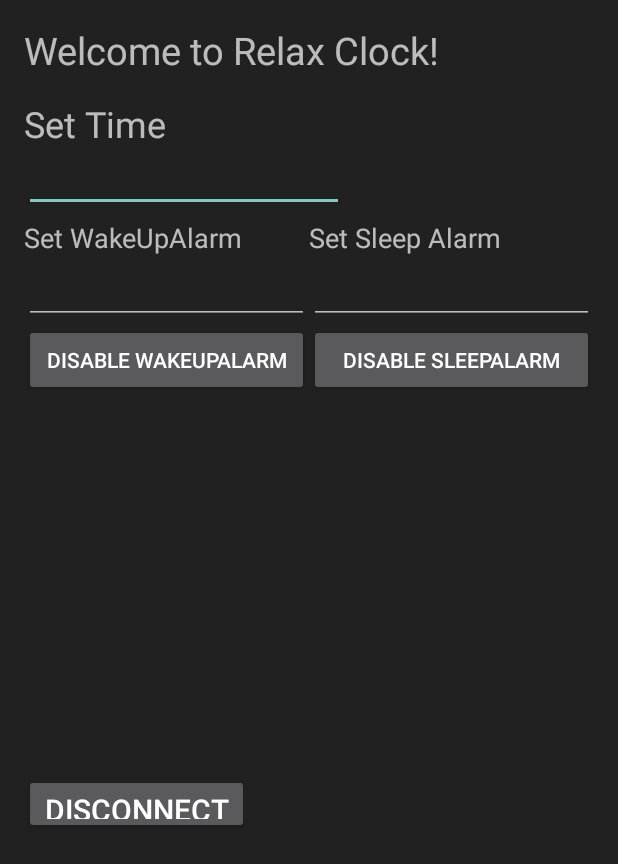
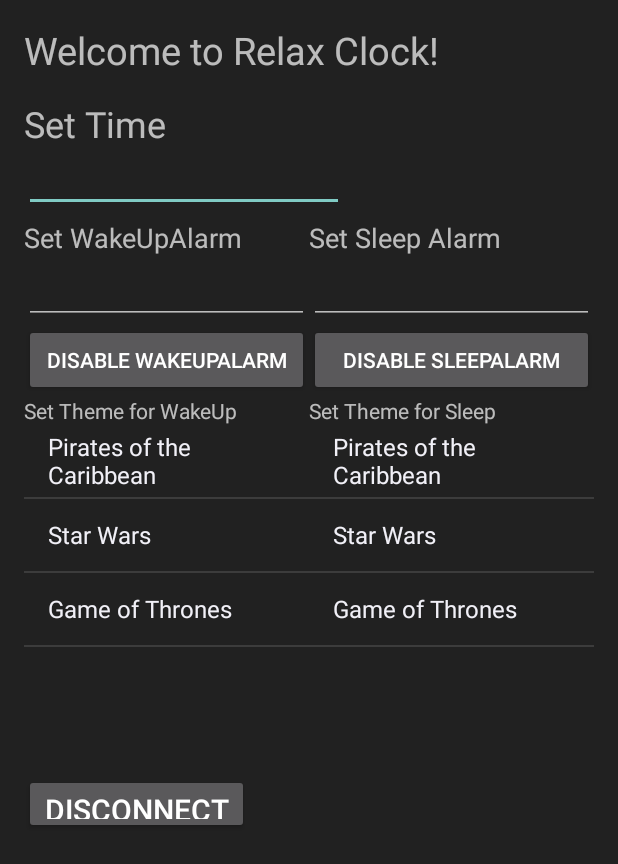
Before and after one commit to gbaranov99/RelaxClockProject, an Android app: the ledControl screen opened directly, with no data from a screen before it, on a phone screen of 412 x 824 dp. Shown: the top 864 px of the screen. Run offline under Robolectric (Android 15) with nearby library versions, the phone set to English and light mode, and no system bars; 4 statements that could not run were skipped.

Commit message:
work pls

```diff
--- a/RelaxClockAndroid/LED-master/app/src/main/java/com/led_on_off/led/ledControl.java
+++ b/RelaxClockAndroid/LED-master/app/src/main/java/com/led_on_off/led/ledControl.java
@@ -13,9 +13,12 @@
 import android.content.Intent;
 import android.view.View;
 import android.view.inputmethod.EditorInfo;
+import android.widget.AdapterView;
+import android.widget.ArrayAdapter;
 import android.widget.Button;
 import android.widget.EditText;
 import android.widget.ImageButton;
+import android.widget.ListView;
 import android.widget.TextView;
 import android.widget.Toast;
 import android.app.ProgressDialog;
@@ -24,6 +27,7 @@
 import android.os.AsyncTask;
 
 import java.io.IOException;
+import java.util.List;
 import java.util.UUID;
 
 
@@ -33,6 +37,10 @@
     Button disableWake, disableSleep, Discnt;
     EditText setTime, setWake,setSleep;
     String address = null;
+    ListView wakeList, sleepList;
+    public ArrayAdapter arrayAdapter1;
+    public ArrayAdapter arrayAdapter2;
+
     private ProgressDialog progress;
     BluetoothAdapter myBluetooth = null;
     BluetoothSocket btSocket = null;
@@ -40,7 +48,11 @@
     //SPP UUID. Look for it
     static final UUID myUUID = UUID.fromString("00001101-0000-1000-8000-00805F9B34FB");
     final int MY_REQUEST_CODE = 42;
-
+    String[] themes = {
+            "Pirates of the Caribbean",
+            "Star Wars",
+            "Game of Thrones"
+    };
     // Create the Handler object (on the main thread by default)
     Handler handler = new Handler();
     // Define the code block to be executed
@@ -109,7 +121,12 @@
 
         handler.post(runnableCode);
         //call the widgets
-
+        wakeList = (ListView)findViewById(R.id.wakeList);
+        sleepList = (ListView)findViewById(R.id.sleepList);
+        arrayAdapter1 = new ArrayAdapter(getApplicationContext(),android.R.layout.simple_list_item_1,themes);
+        arrayAdapter2 = new ArrayAdapter(getApplicationContext(),android.R.layout.simple_list_item_1,themes);
+        wakeList.setAdapter(arrayAdapter1);
+        sleepList.setAdapter(arrayAdapter2);
         Discnt = (Button)findViewById(R.id.dis_btn);
         setTime = (EditText)findViewById(R.id.setTime);
         setWake = (EditText)findViewById(R.id.setWakeAlarm);
@@ -159,6 +176,39 @@
             }
         });
 
+        sleepList.setOnItemClickListener(new AdapterView.OnItemClickListener() {
+            @Override
+            public void onItemClick(AdapterView<?> adapterView, View view, int i, long l) {
+                switch (i){
+                    case 0:{setTheme("1","0");
+                            break;
+                    }
+                    case 1:{setTheme("1","1");
+                        break;
+                    }
+                    case 2:{setTheme("1","2");
+                        break;
+                    }
+                }
+            }
+        });
+        wakeList.setOnItemClickListener(new AdapterView.OnItemClickListener() {
+            @Override
+            public void onItemClick(AdapterView<?> adapterView, View view, int i, long l) {
+                switch (i){
+                    case 0:{setTheme("0","0");
+                        break;
+                    }
+                    case 1:{setTheme("0","1");
+                        break;
+                    }
+                    case 2:{setTheme("0","2");
+                        break;
+                    }
+                }
+            }
+        });
+
         new ConnectBT().execute(); //Call the class to connect
 
 
@@ -201,6 +251,22 @@
         }
 
     }
+    private void setTheme(String alarmType, String theme){
+        String myString = "9; "+alarmType+" "+theme;
+        if (btSocket!=null)
+
+        {
+            try
+            {
+                btSocket.getOutputStream().write(myString.getBytes());
+            }
+            catch (IOException e)
+            {
+                msg("Error");
+            }
+        }
+    }
+
     private void setSnoozeWake(){
         if (btSocket!=null)
         {
--- a/RelaxClockAndroid/LED-master/app/src/main/res/layout/activity_led_control.xml
+++ b/RelaxClockAndroid/LED-master/app/src/main/res/layout/activity_led_control.xml
@@ -66,6 +66,17 @@
                 android:layout_width="match_parent"
                 android:layout_height="wrap_content"
                 android:text="Disable WakeUpAlarm" />
+
+            <TextView
+                android:id="@+id/textView8"
+                android:layout_width="match_parent"
+                android:layout_height="wrap_content"
+                android:text="Set Theme for WakeUp" />
+
+            <ListView
+                android:id="@+id/wakeList"
+                android:layout_width="match_parent"
+                android:layout_height="match_parent" />
         </LinearLayout>
 
         <LinearLayout
@@ -93,6 +104,17 @@
                 android:layout_width="match_parent"
                 android:layout_height="wrap_content"
                 android:text="Disable SleepAlarm" />
+
+            <TextView
+                android:id="@+id/textView9"
+                android:layout_width="match_parent"
+                android:layout_height="wrap_content"
+                android:text="Set Theme for Sleep" />
+
+            <ListView
+                android:id="@+id/sleepList"
+                android:layout_width="match_parent"
+                android:layout_height="match_parent" />
         </LinearLayout>
     </LinearLayout>
 
```
